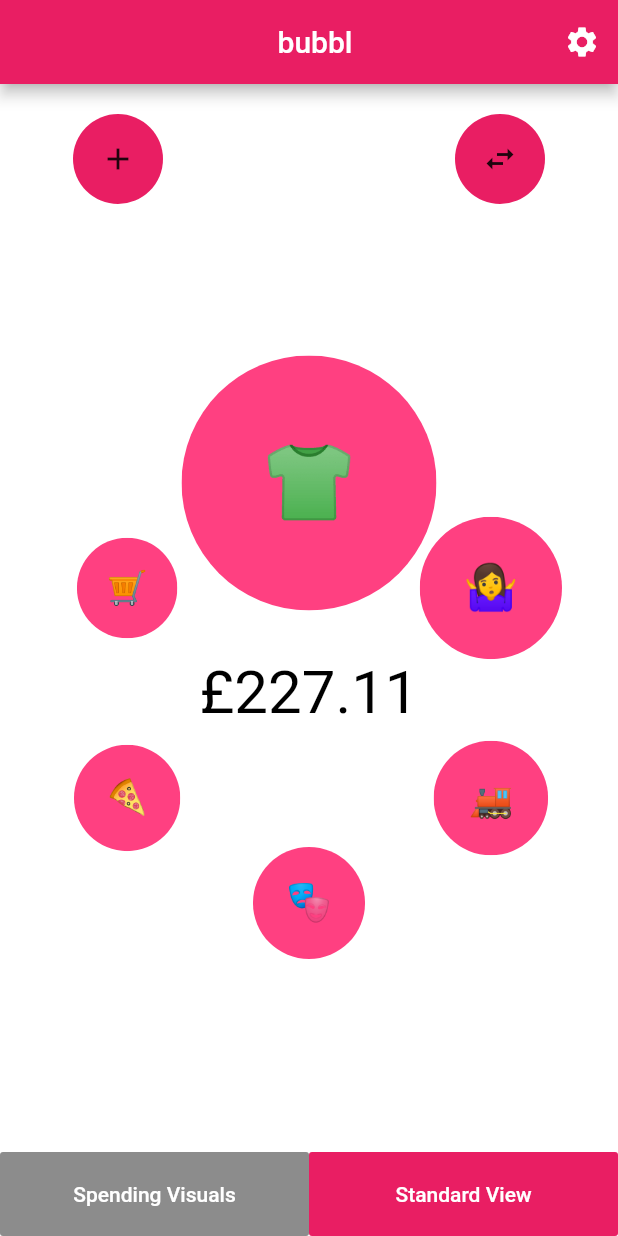
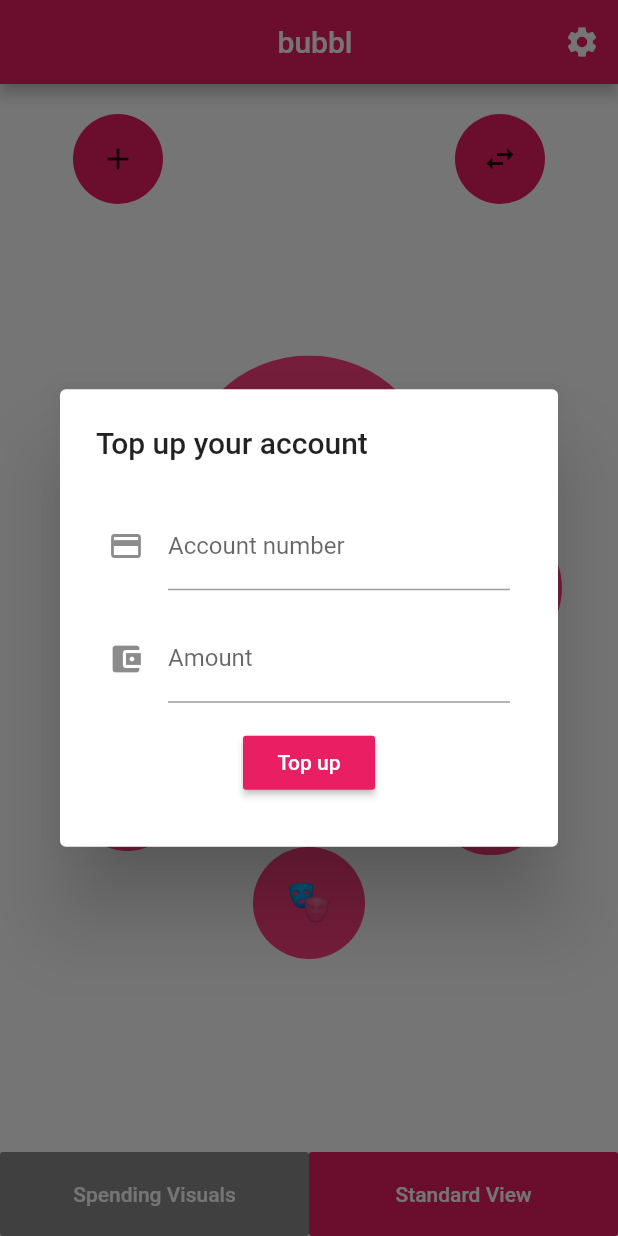
Before and after one commit to AimeeRedbond/bubel-ui, a Flutter app: the screen it shows after launch, after a tap on the "add" icon, on a phone screen of 412 x 824 dp. Run offline on Flutter 3.47's test engine with Material 2 defaults, Android fonts, the phone set to English and light mode, and no system bars.

Commit message:
add top up button

```diff
--- a/bubble_bank/lib/main.dart
+++ b/bubble_bank/lib/main.dart
@@ -56,7 +56,7 @@ class BankingState extends State<Banking> {
           DefaultTextStyle(
             child: Container(
               child: GestureDetector(
-                onTap: () {},
+                onTap: _fundPopup,
                 child: ClipOval(
                   child: Container(
                     color: buttons,
@@ -224,6 +224,61 @@ class BankingState extends State<Banking> {
         });
   }
 
+  Future _fundPopup(){
+    return showDialog(
+        context: context,
+        builder: (BuildContext context) {
+          return AlertDialog(
+            title: Text("Top up your account"),
+            content: Form(
+              key: formKey,
+              child: Wrap(
+                alignment: WrapAlignment.center,
+                children: <Widget>[
+                  Padding(
+                    padding: EdgeInsets.all(8.0),
+                    child: TextFormField(
+                      decoration: const InputDecoration(
+                        icon: Icon(Icons.credit_card),
+                        hintText: "12345678",
+                        labelText: 'Account number',
+                      ),
+                      validator: validateAmount,
+                      onSaved: (val) => amount = val,
+                    ),
+
+                  ),
+                  Padding(
+                    padding: EdgeInsets.all(8.0),
+                    child: TextFormField(
+                      decoration: const InputDecoration(
+                        icon: Icon(Icons.account_balance_wallet),
+                        hintText: "£0",
+                        labelText: 'Amount',
+                      ),
+                      onChanged: (String s) {
+                        return "£" + s;
+                      },
+                      validator: validateAmount,
+                      onSaved: (val) => amount = val,
+                    ),
+                  ),
+                  Padding(
+                    padding: const EdgeInsets.all(8.0),
+                    child: RaisedButton(
+                      color: buttons,
+                      textColor: Colors.white,
+                      child: Text("Top up"),
+                      onPressed: _submit,
+                    ),
+                  )
+                ],
+              ),
+            ),
+          );
+        });
+  }
+
 
   Scaffold standardScaffold(transactions, context){
     return Scaffold(
```
